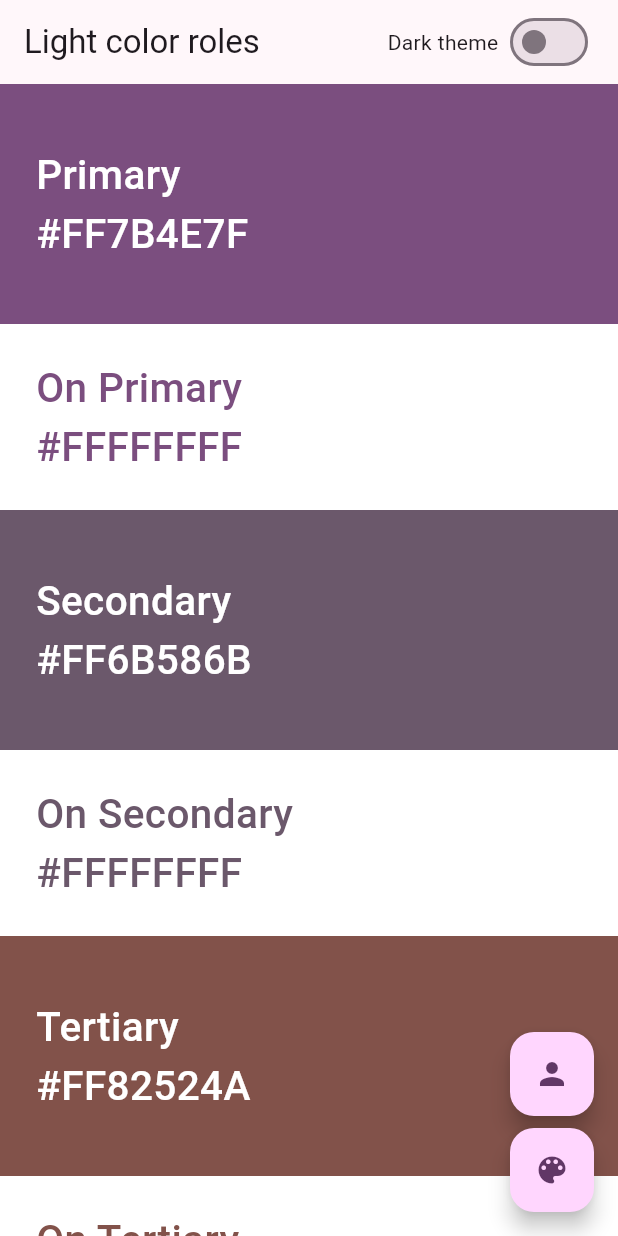
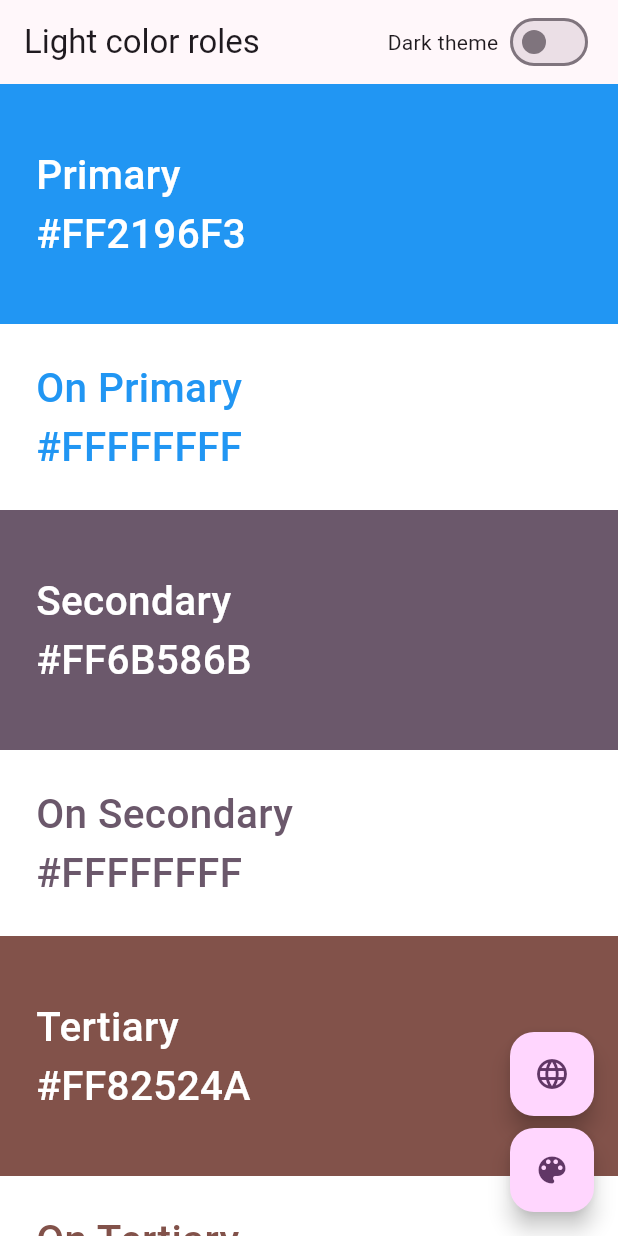
Before and after one commit to mahdidahouei/material_color_roles, a Flutter app: the screen it shows after launch, on a phone screen of 412 x 824 dp. Run offline on Flutter 3.47's test engine with Material 3 defaults, Android fonts, the phone set to English and light mode, and no system bars; our stand-ins replace flutter_bloc, flutter_colorpicker, fluttertoast, universal_platform; missing offline and left inert: universal_html.

Commit message:
fixed website FAB

```diff
--- a/lib/app.dart
+++ b/lib/app.dart
@@ -37,7 +37,10 @@ class _ThemesAppState extends State<ThemesApp> {
               colorScheme: ColorScheme.fromSeed(
                 brightness: state.brightness,
                 seedColor: state.seedColor,
+
+                primary: Colors.blue,
               ),
+              filledButtonTheme: FilledButtonThemeData(style: ButtonStyle()),
             ),
             routes: {"/": (context) => MainPage()},
           ),
--- a/lib/pages/main_page.dart
+++ b/lib/pages/main_page.dart
@@ -1,10 +1,10 @@
-import 'package:flutter/foundation.dart'; // for kIsWeb
 import 'package:flutter/material.dart';
 import 'package:flutter/services.dart';
 import 'package:flutter_bloc/flutter_bloc.dart';
 import 'package:flutter_colorpicker/flutter_colorpicker.dart';
 import 'package:fluttertoast/fluttertoast.dart';
 import 'package:universal_html/html.dart' as html;
+import 'package:universal_platform/universal_platform.dart';
 import 'package:url_launcher/url_launcher.dart';
 
 import '../bloc/theme_cubit/theme_cubit.dart';
@@ -363,7 +363,7 @@ class MainPage extends StatelessWidget {
         children: [
           FloatingActionButton(
             onPressed: () async {
-              if (kIsWeb) {
+              if (UniversalPlatform.isWeb) {
                 html.window.open('https://mahdidahouei.com', '_blank');
               } else {
                 await launchUrl(
@@ -372,8 +372,9 @@ class MainPage extends StatelessWidget {
                 );
               }
             },
+
             tooltip: "https://mahdidahouei.com",
-            child: const Icon(Icons.person),
+            child: const Icon(Icons.language),
           ),
           const SizedBox(height: 8.0),
           FloatingActionButton(
--- a/pubspec.yaml
+++ b/pubspec.yaml
@@ -15,6 +15,7 @@ dependencies:
   flutter_bloc: ^9.1.1
   flutter_colorpicker: ^1.1.0
   universal_html: ^2.2.4
+  universal_platform: ^1.1.0
   url_launcher: ^6.3.1
 
 dev_dependencies:
```
Also changed, not shown: pubspec.lock.
